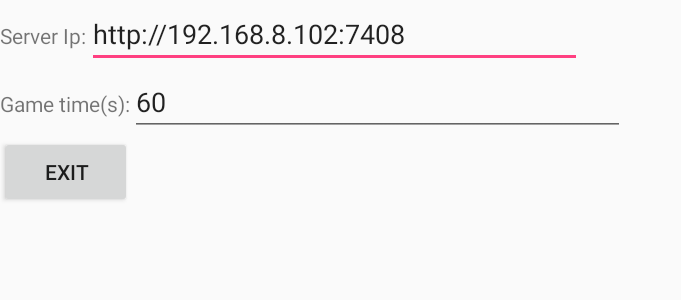
After one commit to boochlin06/trex-running-cv, an Android app: the SettingActivity screen opened directly, with no data from a screen before it, on a phone screen of 824 x 412 dp (held sideways). The commit adds this screen. Shown: the top 300 px of the screen, without its empty margins (0-681 px from the left). Run offline under Robolectric (Android 15) with nearby library versions, the phone set to English and light mode, and no system bars; our stand-ins replace ButterKnife.

Commit message:
add setting activity

```diff
--- a/app/src/main/AndroidManifest.xml
+++ b/app/src/main/AndroidManifest.xml
@@ -46,6 +46,10 @@
             android:name="com.emotibot.robotvision.game.trexrun.activity.PlayerCheckActivity"
             android:label="@string/app_name"
             android:screenOrientation="landscape"></activity>
+        <activity
+            android:name="com.emotibot.robotvision.game.trexrun.activity.SettingActivity"
+            android:label="@string/app_name"
+            android:screenOrientation="landscape"></activity>
     </application>
 
 </manifest>
--- /dev/null
+++ b/app/src/main/java/com/emotibot/robotvision/game/trexrun/activity/SettingActivity.java
@@ -0,0 +1,60 @@
+package com.emotibot.robotvision.game.trexrun.activity;
+
+import android.content.SharedPreferences;
+import android.os.Bundle;
+import android.text.TextUtils;
+import android.view.View;
+import android.widget.Button;
+import android.widget.EditText;
+
+import com.emotibot.robotvision.game.trexrun.Constants.GameConstant;
+import com.emotibot.robotvision.game.trexrun.R;
+import com.emotibot.robotvision.game.trexrun.model.remotePlayerDataSource.RemotePlayerDataSource;
+
+import androidx.annotation.Nullable;
+import androidx.appcompat.app.AppCompatActivity;
+import butterknife.BindView;
+import butterknife.ButterKnife;
+import butterknife.OnClick;
+
+public class SettingActivity extends AppCompatActivity {
+    @BindView(R.id.edtServerIp)
+    EditText edtServerIp;
+    @BindView(R.id.edtGameTime)
+    EditText edtGameTime;
+    @BindView(R.id.btnExit)
+    Button btnExit;
+
+    SharedPreferences setting;
+
+    public static final String GAME_IP = "GAME_IP";
+    public static final String GAME_TIME = "GAME_TIME";
+
+    @Override
+    protected void onCreate(@Nullable Bundle savedInstanceState) {
+        super.onCreate(savedInstanceState);
+        setContentView(R.layout.activity_setting);
+        ButterKnife.bind(this);
+        setting = getSharedPreferences("setting", MODE_PRIVATE);
+        String ip = setting.getString(GAME_IP, RemotePlayerDataSource.DATA_BASE_URL);
+        long gameTime = setting.getLong(GAME_TIME, GameConstant.GAME_TIME_LIMIT);
+        edtServerIp.setText(ip);
+        edtGameTime.setText(Long.toString(gameTime));
+    }
+
+    @OnClick(R.id.btnExit)
+    public void onExitClick(View view) {
+        finish();
+    }
+
+    @Override
+    protected void onDestroy() {
+        if (!TextUtils.isEmpty(edtGameTime.getText())) {
+            setting.edit().putLong(GAME_TIME, Long.valueOf(edtGameTime.getText().toString()))
+                    .putString(GAME_IP, edtServerIp.getText().toString()).apply();
+            GameConstant.GAME_TIME_LIMIT = Long.valueOf(edtGameTime.getText().toString());
+            RemotePlayerDataSource.clearInstance();
+        }
+        super.onDestroy();
+    }
+}
--- a/app/src/main/java/com/emotibot/robotvision/game/trexrun/model/MainPlayerDataSource.java
+++ b/app/src/main/java/com/emotibot/robotvision/game/trexrun/model/MainPlayerDataSource.java
@@ -1,7 +1,9 @@
 package com.emotibot.robotvision.game.trexrun.model;
 
 import android.content.Context;
+import android.content.SharedPreferences;
 
+import com.emotibot.robotvision.game.trexrun.activity.SettingActivity;
 import com.emotibot.robotvision.game.trexrun.model.localPlayerDataSource.LocalPlayerDataSource;
 import com.emotibot.robotvision.game.trexrun.model.remotePlayerDataSource.RemotePlayerDataSource;
 
@@ -16,7 +18,9 @@ public class MainPlayerDataSource implements PlayerDataSource {
     private static final String TAG = MainPlayerDataSource.class.getSimpleName();
 
     private MainPlayerDataSource(Context context) {
-        remote = RemotePlayerDataSource.getInstance();
+        SharedPreferences setting = context.getSharedPreferences("setting", Context.MODE_PRIVATE);
+        String ip = setting.getString(SettingActivity.GAME_IP, RemotePlayerDataSource.DATA_BASE_URL);
+        remote = RemotePlayerDataSource.getInstance(ip);
         local = LocalPlayerDataSource.getInstance(context);
         this.context = context;
     }
--- /dev/null
+++ b/app/src/main/res/layout/activity_setting.xml
@@ -0,0 +1,44 @@
+<?xml version="1.0" encoding="utf-8"?>
+<LinearLayout xmlns:android="http://schemas.android.com/apk/res/android"
+    android:layout_width="match_parent"
+    android:layout_height="match_parent"
+    android:orientation="vertical">
+
+    <LinearLayout
+        android:layout_width="match_parent"
+        android:layout_height="wrap_content"
+        android:orientation="horizontal">
+
+        <TextView
+            android:layout_width="wrap_content"
+            android:layout_height="wrap_content"
+            android:text="Server Ip:" />
+
+        <EditText
+            android:id="@+id/edtServerIp"
+            android:layout_width="330dp"
+            android:layout_height="wrap_content" />
+    </LinearLayout>
+
+    <LinearLayout
+        android:layout_width="wrap_content"
+        android:layout_height="wrap_content"
+        android:orientation="horizontal">
+
+        <TextView
+            android:layout_width="wrap_content"
+            android:layout_height="wrap_content"
+            android:text="Game time(s):" />
+
+        <EditText
+            android:id="@+id/edtGameTime"
+            android:layout_width="330dp"
+            android:layout_height="wrap_content" />
+    </LinearLayout>
+
+    <Button
+        android:id="@+id/btnExit"
+        android:layout_width="wrap_content"
+        android:layout_height="wrap_content"
+        android:text="Exit" />
+</LinearLayout>
--- a/app/src/main/res/values/strings.xml
+++ b/app/src/main/res/values/strings.xml
@@ -80,6 +80,7 @@ Confused:%9.2f\n
     <string name="input_name">请输入名字</string>
     <string name="scan_to_get_score">扫描分享好成绩</string>
     <string name="meter">公尺</string>
+    <string name="setting">设定</string>
 
 
 </resources>
```
Also changed, not shown: app/src/main/java/com/emotibot/robotvision/game/trexrun/activity/StartActivity.java (+10 -4 lines), app/src/main/java/com/emotibot/robotvision/game/trexrun/model/remotePlayerDataSource/RemotePlayerDataSource.java (+8 -4 lines), app/src/main/res/layout/activity_start.xml (+9 -8 lines).
